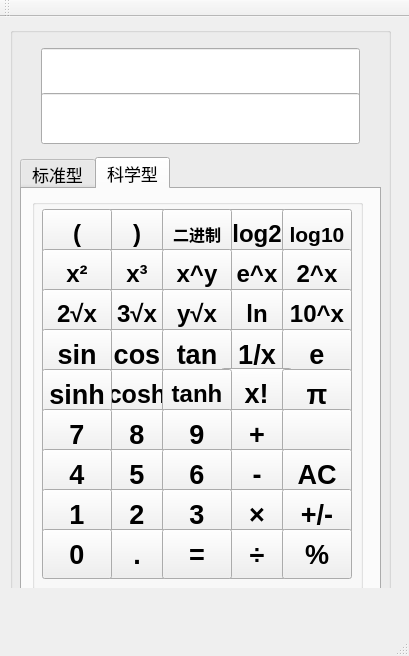
The window that mainwindow.ui (Zhangjignyi/calculator) describes before a commit, drawn with Qt 5.
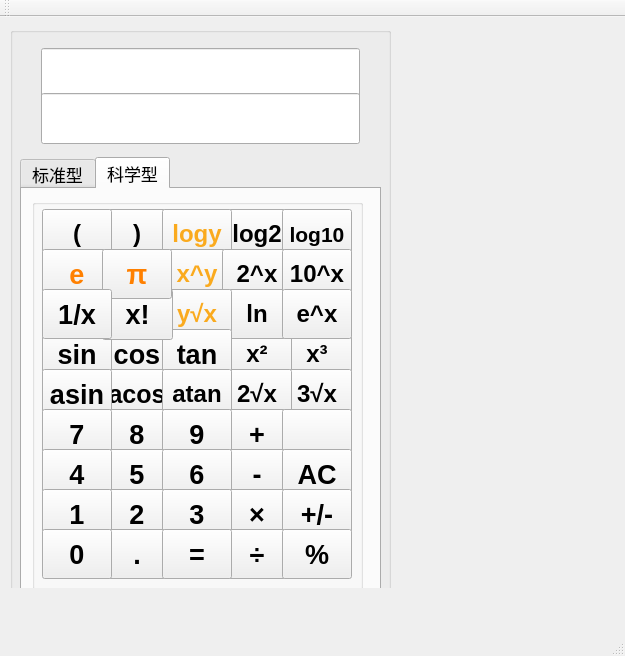
The same window after the commit. The open tabs and pages were chosen to show the change. Icons and pictures are not drawn.

What changed in the file:
```diff
--- a/mainwindow.ui
+++ b/mainwindow.ui
@@ -6,7 +6,7 @@
    <rect>
     <x>0</x>
     <y>0</y>
-    <width>409</width>
+    <width>625</width>
     <height>656</height>
    </rect>
   </property>
@@ -594,6 +594,9 @@
           <bold>true</bold>
          </font>
         </property>
+        <property name="styleSheet">
+         <string notr="true"/>
+        </property>
         <property name="text">
          <string>log2</string>
         </property>
@@ -621,13 +624,16 @@
         </property>
         <property name="font">
          <font>
-          <pointsize>12</pointsize>
+          <pointsize>18</pointsize>
           <weight>75</weight>
           <bold>true</bold>
          </font>
         </property>
+        <property name="styleSheet">
+         <string notr="true">color: rgb(250, 170, 30);</string>
+        </property>
         <property name="text">
-         <string>二进制</string>
+         <string>logy</string>
         </property>
        </widget>
        <widget class="QPushButton" name="pushButton_l">
@@ -697,8 +703,8 @@
        <widget class="QPushButton" name="pushButton_x3">
         <property name="geometry">
          <rect>
-          <x>70</x>
-          <y>50</y>
+          <x>250</x>
+          <y>130</y>
           <width>70</width>
           <height>50</height>
          </rect>
@@ -722,42 +728,13 @@
           <bold>true</bold>
          </font>
         </property>
+        <property name="styleSheet">
+         <string notr="true"/>
+        </property>
         <property name="text">
          <string>x³</string>
         </property>
        </widget>
-       <widget class="QPushButton" name="pushButton_ex">
-        <property name="geometry">
-         <rect>
-          <x>190</x>
-          <y>50</y>
-          <width>70</width>
-          <height>50</height>
-         </rect>
-        </property>
-        <property name="sizePolicy">
-         <sizepolicy hsizetype="Fixed" vsizetype="Fixed">
-          <horstretch>50</horstretch>
-          <verstretch>50</verstretch>
-         </sizepolicy>
-        </property>
-        <property name="minimumSize">
-         <size>
-          <width>50</width>
-          <height>50</height>
-         </size>
-        </property>
-        <property name="font">
-         <font>
-          <pointsize>18</pointsize>
-          <weight>75</weight>
-          <bold>true</bold>
-         </font>
-        </property>
-        <property name="text">
-         <string>e^x</string>
-        </property>
-       </widget>
        <widget class="QPushButton" name="pushButton_xy">
         <property name="geometry">
          <rect>
@@ -786,6 +763,9 @@
           <bold>true</bold>
          </font>
         </property>
+        <property name="styleSheet">
+         <string notr="true">color: rgb(250, 170, 30);</string>
+        </property>
         <property name="text">
          <string>x^y</string>
         </property>
@@ -793,8 +773,8 @@
        <widget class="QPushButton" name="pushButton_x2">
         <property name="geometry">
          <rect>
-          <x>10</x>
-          <y>50</y>
+          <x>190</x>
+          <y>130</y>
           <width>70</width>
           <height>50</height>
          </rect>
@@ -818,6 +798,9 @@
           <bold>true</bold>
          </font>
         </property>
+        <property name="styleSheet">
+         <string notr="true"/>
+        </property>
         <property name="text">
          <string>x²</string>
         </property>
@@ -825,7 +808,7 @@
        <widget class="QPushButton" name="pushButton_2x">
         <property name="geometry">
          <rect>
-          <x>250</x>
+          <x>190</x>
           <y>50</y>
           <width>70</width>
           <height>50</height>
@@ -850,6 +833,9 @@
           <bold>true</bold>
          </font>
         </property>
+        <property name="styleSheet">
+         <string notr="true"/>
+        </property>
         <property name="text">
          <string>2^x</string>
         </property>
@@ -857,8 +843,8 @@
        <widget class="QPushButton" name="pushButton_s3">
         <property name="geometry">
          <rect>
-          <x>70</x>
-          <y>90</y>
+          <x>250</x>
+          <y>170</y>
           <width>70</width>
           <height>50</height>
          </rect>
@@ -882,6 +868,9 @@
           <bold>true</bold>
          </font>
         </property>
+        <property name="styleSheet">
+         <string notr="true"/>
+        </property>
         <property name="text">
          <string>3√x</string>
         </property>
@@ -914,6 +903,9 @@
           <bold>true</bold>
          </font>
         </property>
+        <property name="styleSheet">
+         <string notr="true"/>
+        </property>
         <property name="text">
          <string>ln</string>
         </property>
@@ -946,6 +938,9 @@
           <bold>true</bold>
          </font>
         </property>
+        <property name="styleSheet">
+         <string notr="true">color: rgb(250, 170, 30);</string>
+        </property>
         <property name="text">
          <string>y√x</string>
         </property>
@@ -953,8 +948,8 @@
        <widget class="QPushButton" name="pushButton_s2">
         <property name="geometry">
          <rect>
-          <x>10</x>
-          <y>90</y>
+          <x>190</x>
+          <y>170</y>
           <width>70</width>
           <height>50</height>
          </rect>
@@ -978,6 +973,9 @@
           <bold>true</bold>
          </font>
         </property>
+        <property name="styleSheet">
+         <string notr="true"/>
+        </property>
         <property name="text">
          <string>2√x</string>
         </property>
@@ -986,7 +984,7 @@
         <property name="geometry">
          <rect>
           <x>250</x>
-          <y>90</y>
+          <y>50</y>
           <width>70</width>
           <height>50</height>
          </rect>
@@ -1010,6 +1008,9 @@
           <bold>true</bold>
          </font>
         </property>
+        <property name="styleSheet">
+         <string notr="true"/>
+        </property>
         <property name="text">
          <string>10^x</string>
         </property>
@@ -1046,50 +1047,6 @@
          <string>cos</string>
         </property>
        </widget>
-       <widget class="QPushButton" name="pushButton_2in">
-        <property name="geometry">
-         <rect>
-          <x>190</x>
-          <y>130</y>
-          <width>70</width>
-          <height>50</height>
-         </rect>
-        </property>
-        <property name="sizePolicy">
-         <sizepolicy hsizetype="Fixed" vsizetype="Fixed">
-          <horstretch>50</horstretch>
-          <verstretch>50</verstretch>
-         </sizepolicy>
-        </property>
-        <property name="minimumSize">
-         <size>
-          <width>50</width>
-          <height>50</height>
-         </size>
-        </property>
-        <property name="font">
-         <font>
-          <pointsize>20</pointsize>
-          <weight>75</weight>
-          <bold>true</bold>
-         </font>
-        </property>
-        <property name="styleSheet">
-         <string notr="true"/>
-        </property>
-        <property name="text">
-         <string>1/x</string>
-        </property>
-        <property name="iconSize">
-         <size>
-          <width>30</width>
-          <height>30</height>
-         </size>
-        </property>
-        <property name="flat">
-         <bool>false</bool>
-        </property>
-       </widget>
        <widget class="QPushButton" name="pushButton_tan">
         <property name="geometry">
          <rect>
@@ -1157,8 +1114,8 @@
        <widget class="QPushButton" name="pushButton_e">
         <property name="geometry">
          <rect>
-          <x>250</x>
-          <y>130</y>
+          <x>10</x>
+          <y>50</y>
           <width>70</width>
           <height>50</height>
          </rect>
@@ -1182,6 +1139,9 @@
           <bold>true</bold>
          </font>
         </property>
+        <property name="styleSheet">
+         <string notr="true">color: rgb(255, 128, 0);</string>
+        </property>
         <property name="text">
          <string>e</string>
         </property>
@@ -1215,14 +1175,14 @@
          </font>
         </property>
         <property name="text">
-         <string>cosh</string>
+         <string>acos</string>
         </property>
        </widget>
        <widget class="QPushButton" name="pushButton_x">
         <property name="geometry">
          <rect>
-          <x>189</x>
-          <y>169</y>
+          <x>70</x>
+          <y>90</y>
           <width>71</width>
           <height>51</height>
          </rect>
@@ -1246,6 +1206,9 @@
           <bold>true</bold>
          </font>
         </property>
+        <property name="styleSheet">
+         <string notr="true"/>
+        </property>
         <property name="text">
          <string>x!</string>
         </property>
@@ -1279,7 +1242,7 @@
          </font>
         </property>
         <property name="text">
-         <string>tanh</string>
+         <string>atan</string>
         </property>
         <property name="flat">
          <bool>false</bool>
@@ -1314,14 +1277,14 @@
          </font>
         </property>
         <property name="text">
-         <string>sinh</string>
+         <string>asin</string>
         </property>
        </widget>
        <widget class="QPushButton" name="pushButton_pi">
         <property name="geometry">
          <rect>
-          <x>250</x>
-          <y>170</y>
+          <x>70</x>
+          <y>50</y>
           <width>70</width>
           <height>50</height>
          </rect>
@@ -1345,6 +1308,9 @@
           <bold>true</bold>
          </font>
         </property>
+        <property name="styleSheet">
+         <string notr="true">color: rgb(255, 128, 0);</string>
+        </property>
         <property name="text">
          <string>π</string>
         </property>
@@ -2038,6 +2004,85 @@
          <string>%</string>
         </property>
        </widget>
+       <widget class="QPushButton" name="pushButton_2in">
+        <property name="geometry">
+         <rect>
+          <x>10</x>
+          <y>90</y>
+          <width>70</width>
+          <height>50</height>
+         </rect>
+        </property>
+        <property name="sizePolicy">
+         <sizepolicy hsizetype="Fixed" vsizetype="Fixed">
+          <horstretch>50</horstretch>
+          <verstretch>50</verstretch>
+         </sizepolicy>
+        </property>
+        <property name="minimumSize">
+         <size>
+          <width>50</width>
+          <height>50</height>
+         </size>
+        </property>
+        <property name="font">
+         <font>
+          <pointsize>20</pointsize>
+          <weight>75</weight>
+          <bold>true</bold>
+         </font>
+        </property>
+        <property name="styleSheet">
+         <string notr="true"/>
+        </property>
+        <property name="text">
+         <string>1/x</string>
+        </property>
+        <property name="iconSize">
+         <size>
+          <width>30</width>
+          <height>30</height>
+         </size>
+        </property>
+        <property name="flat">
+         <bool>false</bool>
+        </property>
+       </widget>
+       <widget class="QPushButton" name="pushButton_ex">
+        <property name="geometry">
+         <rect>
+          <x>250</x>
+          <y>90</y>
+          <width>70</width>
+          <height>50</height>
+         </rect>
+        </property>
+        <property name="sizePolicy">
+         <sizepolicy hsizetype="Fixed" vsizetype="Fixed">
+          <horstretch>50</horstretch>
+          <verstretch>50</verstretch>
+         </sizepolicy>
+        </property>
+        <property name="minimumSize">
+         <size>
+          <width>50</width>
+          <height>50</height>
+         </size>
+        </property>
+        <property name="font">
+         <font>
+          <pointsize>18</pointsize>
+          <weight>75</weight>
+          <bold>true</bold>
+         </font>
+        </property>
+        <property name="styleSheet">
+         <string notr="true"/>
+        </property>
+        <property name="text">
+         <string>e^x</string>
+        </property>
+       </widget>
       </widget>
      </widget>
     </widget>
```
Left out of the diff: 34 changed lines with no effect on the pictures.
